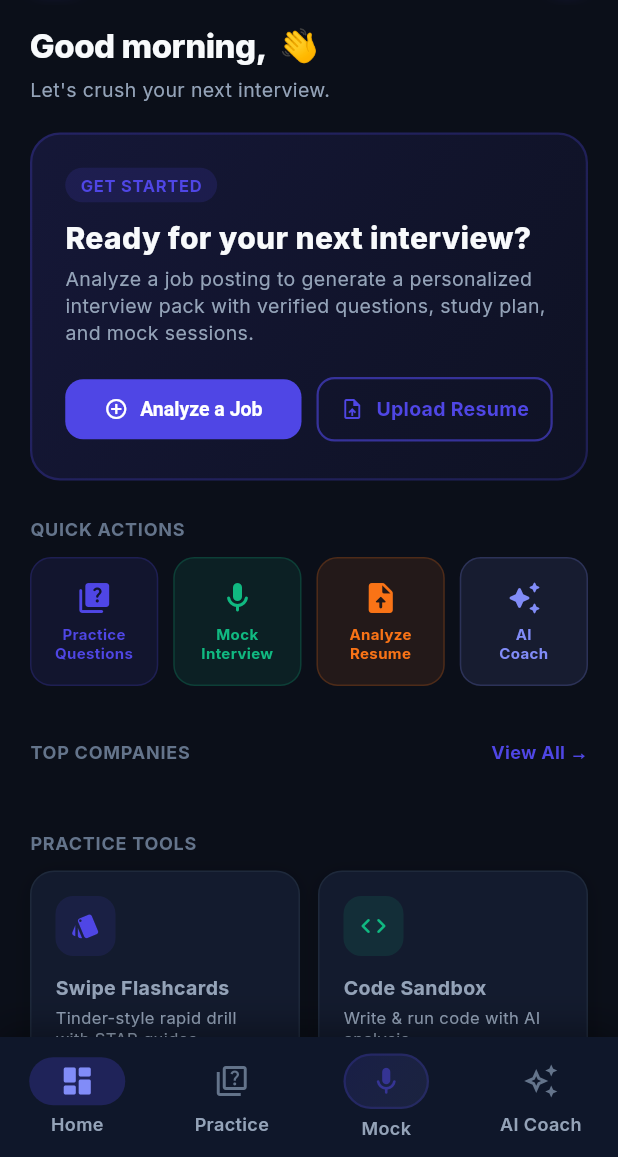
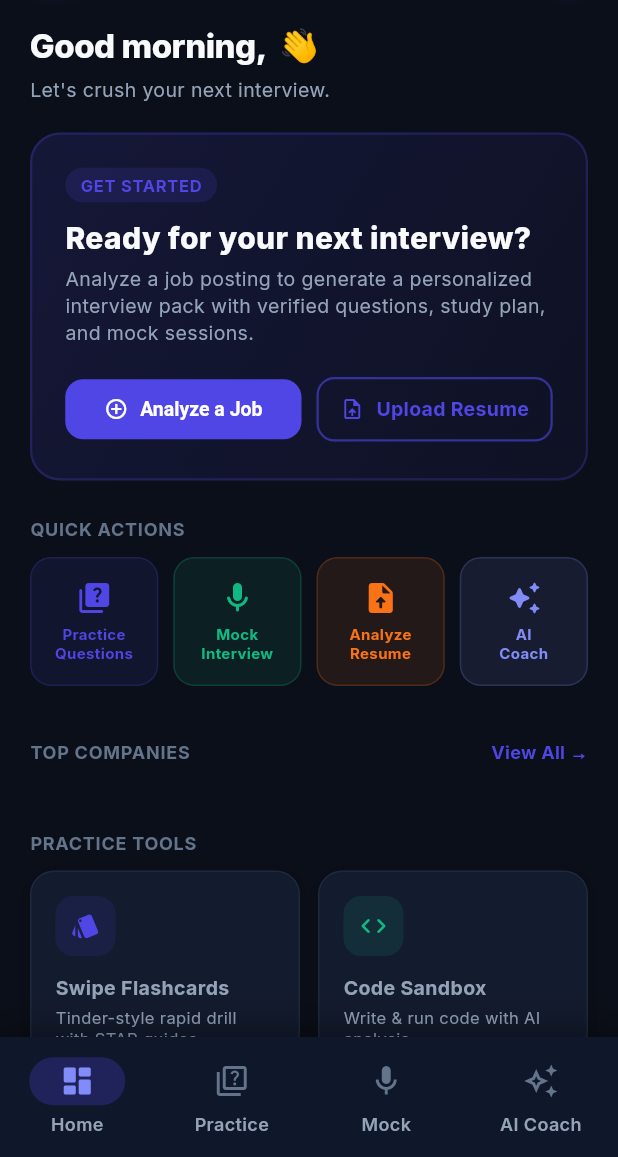
Before and after one commit to MAZPRO2003/IntervueX, a Flutter app: the screen it shows once a user with an empty profile is signed in, on a phone screen of 412 x 824 dp, the part 79-1236 px from its top. Run offline on Flutter 3.47's test engine with Material 3 defaults, Android fonts, the phone set to English and light mode, and no system bars; our stand-ins replace cloud_firestore, dio, file_picker, firebase_auth, firebase_core, flutter_riverpod and 3 more; accounts and stored records are empty; network calls fail.

Commit message:
feat(theme): apply active theme to interview pack timeline & companies page, remove mock nav highlight, fix code sandbox title overflow

```diff
--- a/intervuex_app/lib/presentation/views/shell/main_shell_screen.dart
+++ b/intervuex_app/lib/presentation/views/shell/main_shell_screen.dart
@@ -27,7 +27,6 @@ class _MainShellScreenState extends ConsumerState<MainShellScreen> {
   Widget build(BuildContext context) {
     final rawIndex = ref.watch(shellNavIndexProvider);
     final currentIndex = rawIndex.clamp(0, 3);
-    final primary = Theme.of(context).colorScheme.primary;
     final secondary = Theme.of(context).colorScheme.secondary;
     final isDark = Theme.of(context).brightness == Brightness.dark;
 
@@ -77,49 +76,9 @@ class _MainShellScreenState extends ConsumerState<MainShellScreen> {
               selectedIcon: Icon(Icons.quiz_rounded, color: secondary),
               label: 'Practice',
             ),
-            // Mock Interview — center prominent tab
             NavigationDestination(
-              icon: Container(
-                padding: const EdgeInsets.symmetric(horizontal: 16, vertical: 6),
-                decoration: BoxDecoration(
-                  gradient: LinearGradient(
-                    colors: [
-                      primary.withOpacity(0.15),
-                      secondary.withOpacity(0.1),
-                    ],
-                    begin: Alignment.topLeft,
-                    end: Alignment.bottomRight,
-                  ),
-                  borderRadius: BorderRadius.circular(20),
-                  border: Border.all(
-                    color: currentIndex == 2
-                        ? primary.withOpacity(0.6)
-                        : primary.withOpacity(0.2),
-                    width: 1.5,
-                  ),
-                ),
-                child: Icon(
-                  Icons.mic_rounded,
-                  color: currentIndex == 2 ? primary : primary.withOpacity(0.5),
-                  size: 22,
-                ),
-              ),
-              selectedIcon: Container(
-                padding: const EdgeInsets.symmetric(horizontal: 16, vertical: 6),
-                decoration: BoxDecoration(
-                  gradient: LinearGradient(
-                    colors: [primary, secondary],
-                    begin: Alignment.topLeft,
-                    end: Alignment.bottomRight,
-                  ),
-                  borderRadius: BorderRadius.circular(20),
-                ),
-                child: const Icon(
-                  Icons.mic_rounded,
-                  color: Colors.white,
-                  size: 22,
-                ),
-              ),
+              icon: const Icon(Icons.mic_outlined),
+              selectedIcon: Icon(Icons.mic_rounded, color: secondary),
               label: 'Mock',
             ),
             NavigationDestination(
```
Also changed, not shown: intervuex_app/lib/presentation/views/companies/companies_directory_screen.dart (+6 -5 lines), intervuex_app/lib/presentation/views/packs/pack_dashboard_screen.dart (+15 -12 lines), intervuex_app/lib/presentation/views/questions/code_sandbox_screen.dart (+7 -4 lines).
